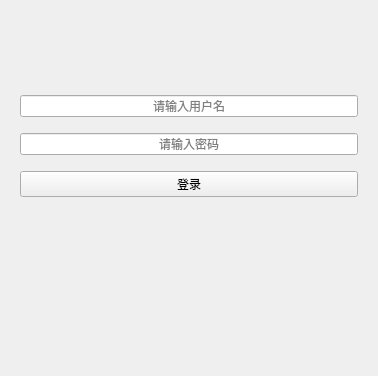
The window that source/page_login.ui (liangtie/carbon-sink-calculation) describes before a commit, drawn with Qt 5.
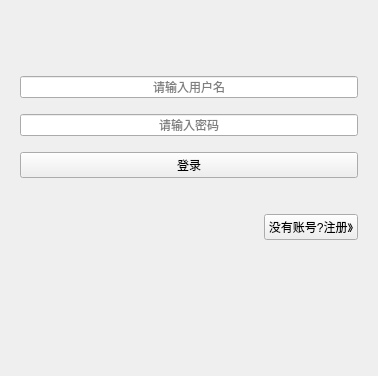
The same window after the commit.

Commit message: Add register new user in login page

The edit to the form file:
```diff
--- a/source/page_login.ui
+++ b/source/page_login.ui
@@ -69,6 +69,33 @@
      </property>
     </widget>
    </item>
+   <item>
+    <layout class="QHBoxLayout" name="horizontalLayout_2">
+     <property name="topMargin">
+      <number>20</number>
+     </property>
+     <item>
+      <spacer name="horizontalSpacer">
+       <property name="orientation">
+        <enum>Qt::Horizontal</enum>
+       </property>
+       <property name="sizeHint" stdset="0">
+        <size>
+         <width>40</width>
+         <height>20</height>
+        </size>
+       </property>
+      </spacer>
+     </item>
+     <item>
+      <widget class="QPushButton" name="btnAddUser">
+       <property name="text">
+        <string>没有账号?注册》</string>
+       </property>
+      </widget>
+     </item>
+    </layout>
+   </item>
    <item>
     <spacer name="verticalSpacer_3">
      <property name="orientation">
@@ -77,7 +104,7 @@
      <property name="sizeHint" stdset="0">
       <size>
        <width>20</width>
-       <height>67</height>
+       <height>47</height>
       </size>
      </property>
     </spacer>
@@ -90,7 +117,7 @@
      <property name="sizeHint" stdset="0">
       <size>
        <width>20</width>
-       <height>65</height>
+       <height>46</height>
       </size>
      </property>
     </spacer>
```
The commit also changes 6 other files.
